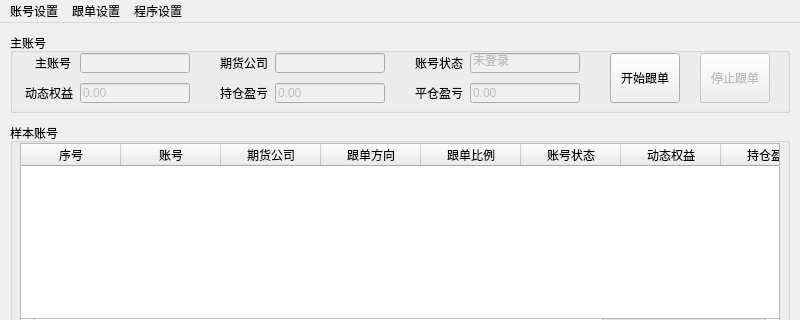
Before: the Qt Designer form QuantBox/mainwindow.ui in oyzhiquan/ctp-follow, drawn with Qt 5; both pictures show x 0 to 800 and y 0 to 320 of the 800 by 600 pixel window.
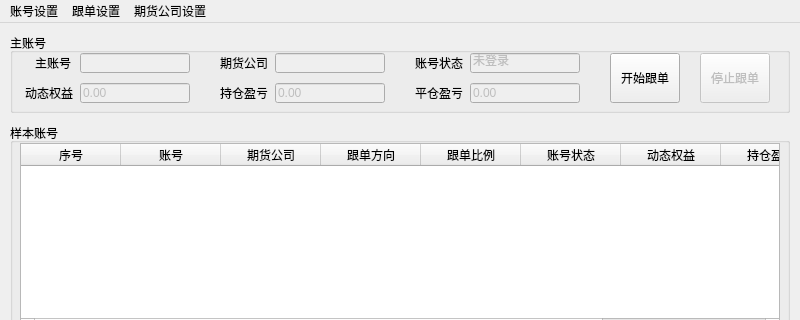
After: the same form once the commit is applied.

```diff
--- a/QuantBox/mainwindow.ui
+++ b/QuantBox/mainwindow.ui
@@ -397,7 +397,7 @@
    </widget>
    <widget class="QMenu" name="menu_3">
     <property name="title">
-     <string>程序设置</string>
+     <string>期货公司设置</string>
     </property>
     <addaction name="programRegister"/>
    </widget>
```
Left out of the diff: 10 changed lines with no effect on the pictures.
